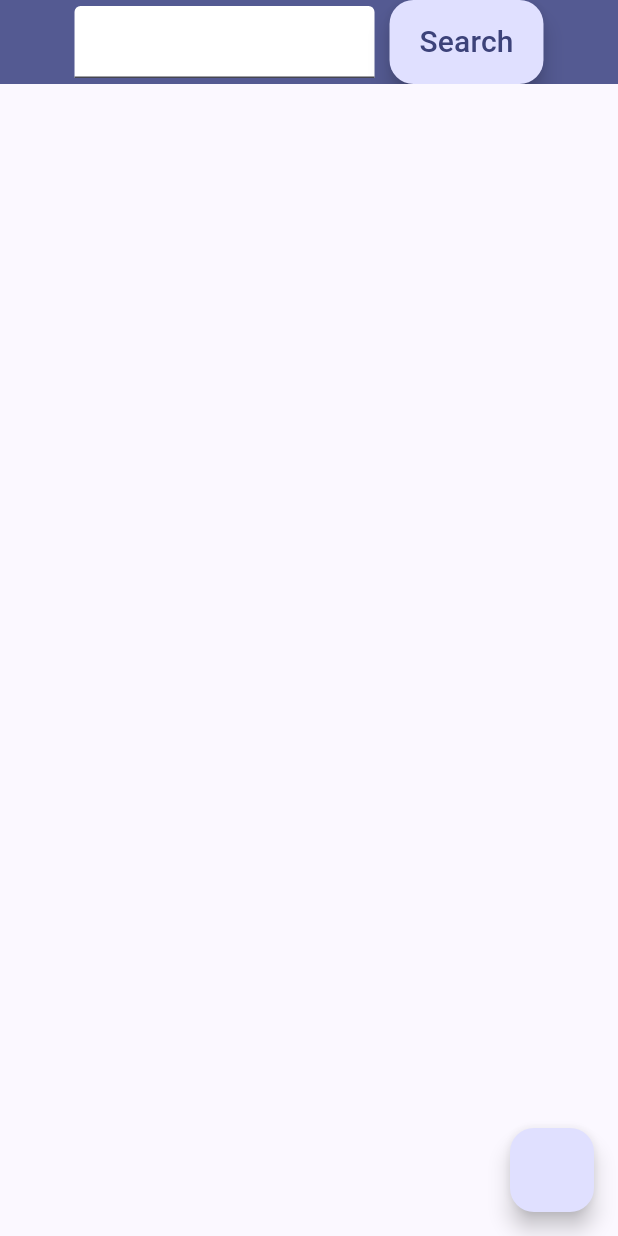
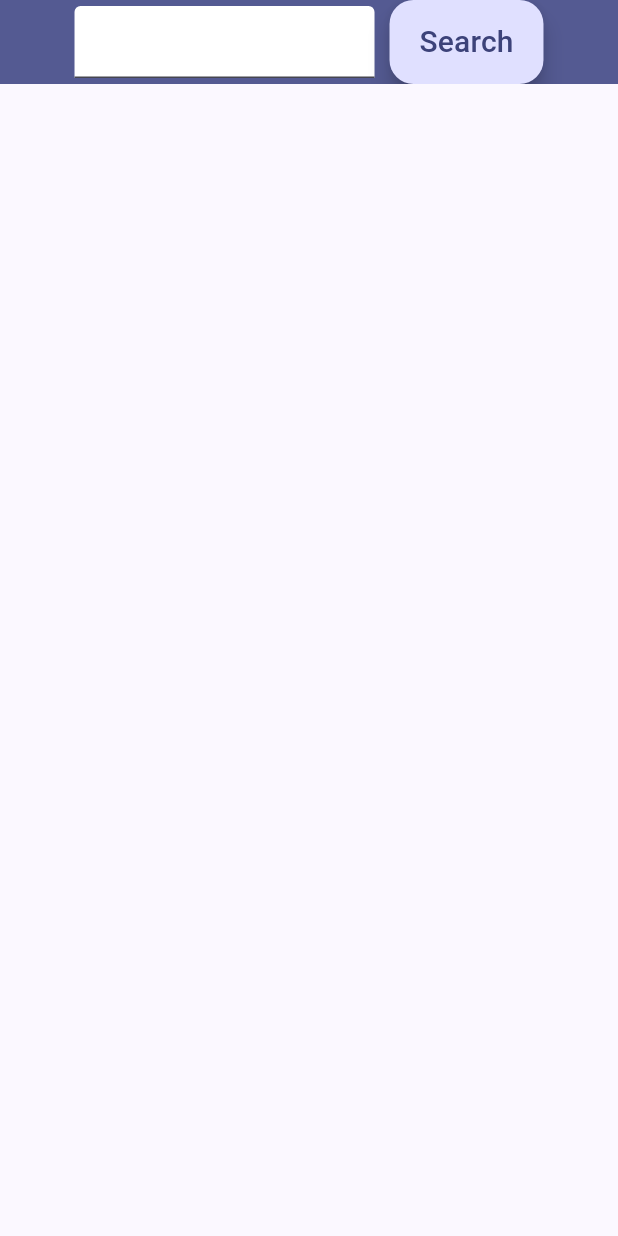
Before and after one commit to Parryword/NewsPlusPlus, a Flutter app: the screen it shows after launch, on a phone screen of 412 x 824 dp. Run offline on Flutter 3.47's test engine with Material 3 defaults, Android fonts, the phone set to English and light mode, and no system bars.

Commit message:
removed unnecessary button

```diff
--- a/lib/main.dart
+++ b/lib/main.dart
@@ -153,10 +153,6 @@ class _MyHomePageState extends State<MyHomePage> {
           children: searchResultsWidget
         ),
       ),
-      floatingActionButton: FloatingActionButton(
-        onPressed: _search,
-        tooltip: 'Increment',
-      ), // This trailing comma makes auto-formatting nicer for build methods.
     );
   }
 }
```
